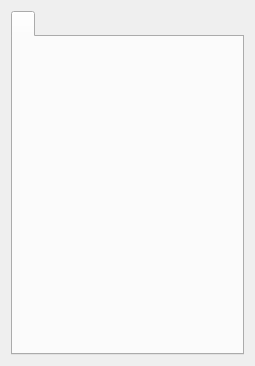
Before: the Qt Designer form src/qt/ui/user_panels.ui in maidsafe-archive/MaidSafe-Encrypt, drawn with Qt 5.
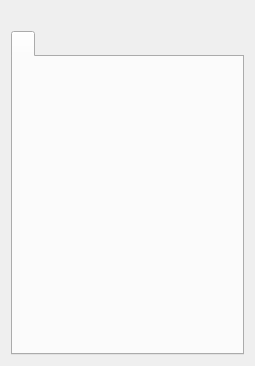
After: the same form once the commit is applied. Icons and pictures are not drawn.

Diff of the .ui file:
```diff
--- a/src/qt/ui/user_panels.ui
+++ b/src/qt/ui/user_panels.ui
@@ -28,24 +28,14 @@
   <property name="windowTitle">
    <string/>
   </property>
-  <layout class="QVBoxLayout" name="verticalLayout_2">
-   <property name="sizeConstraint">
-    <enum>QLayout::SetDefaultConstraint</enum>
-   </property>
+  <layout class="QVBoxLayout" name="verticalLayout">
    <item>
-    <layout class="QVBoxLayout" name="verticalLayout_4" stretch="0">
-     <property name="sizeConstraint">
-      <enum>QLayout::SetDefaultConstraint</enum>
+    <widget class="QLabel" name="public_username">
+     <property name="text">
+      <string/>
      </property>
-     <property name="leftMargin">
-      <number>0</number>
-     </property>
-     <property name="topMargin">
-      <number>0</number>
-     </property>
-     <property name="bottomMargin">
-      <number>0</number>
-     </property>
+    </widget>
+   </item>
      <item>
       <widget class="QTabWidget" name="tabWidget_2">
        <property name="sizePolicy">
@@ -79,8 +69,6 @@
         </attribute>
        </widget>
       </widget>
-     </item>
-    </layout>
    </item>
   </layout>
  </widget>
```
Lines whose indentation alone changed are shown as unchanged.
